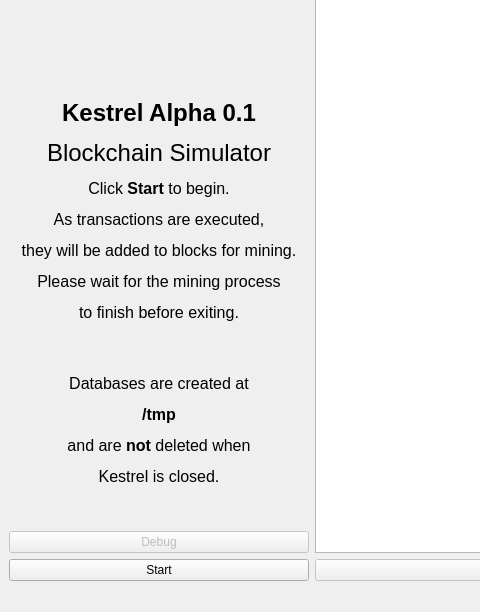
Qt form kestrel.ui (h7-v/kestrel) before a commit; both pictures show x 0 to 480 and y 188 to 800 of the 1280 by 800 pixel window.
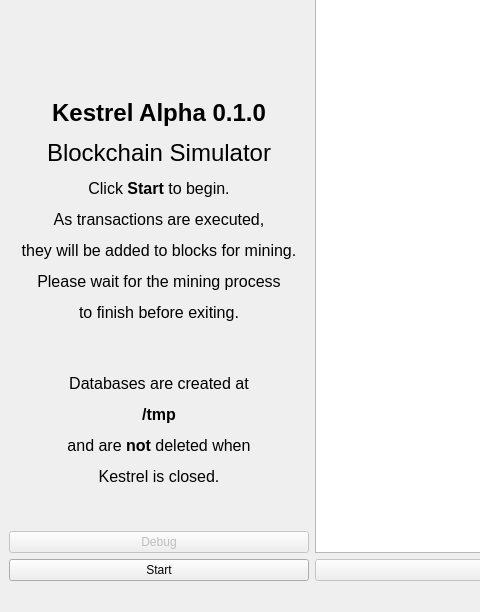
The same form after that commit. Icons and pictures are not drawn.

Diff of the .ui file:
```diff
--- a/kestrel.ui
+++ b/kestrel.ui
@@ -116,7 +116,7 @@
     <item row="3" column="0" rowspan="2">
      <widget class="QLabel" name="label">
       <property name="text">
-       <string>&lt;html&gt;&lt;head/&gt;&lt;body&gt;&lt;p&gt;&lt;span style=&quot; font-size:18pt; font-weight:600;&quot;&gt;Kestrel Alpha 0.1&lt;/span&gt;&lt;/p&gt;&lt;p&gt;&lt;span style=&quot; font-size:18pt;&quot;&gt;Blockchain Simulator&lt;/span&gt;&lt;/p&gt;&lt;p&gt;&lt;span style=&quot; font-size:12pt;&quot;&gt;Click &lt;/span&gt;&lt;span style=&quot; font-size:12pt; font-weight:600;&quot;&gt;Start&lt;/span&gt;&lt;span style=&quot; font-size:12pt;&quot;&gt; to begin.&lt;/span&gt;&lt;/p&gt;&lt;p&gt;&lt;span style=&quot; font-size:12pt;&quot;&gt;As transactions are executed,&lt;/span&gt;&lt;/p&gt;&lt;p&gt;&lt;span style=&quot; font-size:12pt;&quot;&gt;they will be added to blocks for mining.&lt;/span&gt;&lt;/p&gt;&lt;p&gt;&lt;span style=&quot; font-size:12pt;&quot;&gt;Please wait for the mining process&lt;/span&gt;&lt;/p&gt;&lt;p&gt;&lt;span style=&quot; font-size:12pt;&quot;&gt;to finish before exiting.&lt;/span&gt;&lt;/p&gt;&lt;p&gt;&lt;br/&gt;&lt;/p&gt;&lt;p&gt;&lt;span style=&quot; font-size:12pt;&quot;&gt;Databases are created at&lt;/span&gt;&lt;/p&gt;&lt;p&gt;&lt;span style=&quot; font-size:12pt; font-weight:600;&quot;&gt;/tmp&lt;/span&gt;&lt;/p&gt;&lt;p&gt;&lt;span style=&quot; font-size:12pt;&quot;&gt;and are &lt;/span&gt;&lt;span style=&quot; font-size:12pt; font-weight:600;&quot;&gt;not&lt;/span&gt;&lt;span style=&quot; font-size:12pt;&quot;&gt; deleted when&lt;/span&gt;&lt;/p&gt;&lt;p&gt;&lt;span style=&quot; font-size:12pt;&quot;&gt;Kestrel is closed.&lt;/span&gt;&lt;/p&gt;&lt;/body&gt;&lt;/html&gt;</string>
+       <string>&lt;html&gt;&lt;head/&gt;&lt;body&gt;&lt;p&gt;&lt;span style=&quot; font-size:18pt; font-weight:600;&quot;&gt;Kestrel Alpha 0.1.0&lt;/span&gt;&lt;/p&gt;&lt;p&gt;&lt;span style=&quot; font-size:18pt;&quot;&gt;Blockchain Simulator&lt;/span&gt;&lt;/p&gt;&lt;p&gt;&lt;span style=&quot; font-size:12pt;&quot;&gt;Click &lt;/span&gt;&lt;span style=&quot; font-size:12pt; font-weight:600;&quot;&gt;Start&lt;/span&gt;&lt;span style=&quot; font-size:12pt;&quot;&gt; to begin.&lt;/span&gt;&lt;/p&gt;&lt;p&gt;&lt;span style=&quot; font-size:12pt;&quot;&gt;As transactions are executed,&lt;/span&gt;&lt;/p&gt;&lt;p&gt;&lt;span style=&quot; font-size:12pt;&quot;&gt;they will be added to blocks for mining.&lt;/span&gt;&lt;/p&gt;&lt;p&gt;&lt;span style=&quot; font-size:12pt;&quot;&gt;Please wait for the mining process&lt;/span&gt;&lt;/p&gt;&lt;p&gt;&lt;span style=&quot; font-size:12pt;&quot;&gt;to finish before exiting.&lt;/span&gt;&lt;/p&gt;&lt;p&gt;&lt;br/&gt;&lt;/p&gt;&lt;p&gt;&lt;span style=&quot; font-size:12pt;&quot;&gt;Databases are created at&lt;/span&gt;&lt;/p&gt;&lt;p&gt;&lt;span style=&quot; font-size:12pt; font-weight:600;&quot;&gt;/tmp&lt;/span&gt;&lt;/p&gt;&lt;p&gt;&lt;span style=&quot; font-size:12pt;&quot;&gt;and are &lt;/span&gt;&lt;span style=&quot; font-size:12pt; font-weight:600;&quot;&gt;not&lt;/span&gt;&lt;span style=&quot; font-size:12pt;&quot;&gt; deleted when&lt;/span&gt;&lt;/p&gt;&lt;p&gt;&lt;span style=&quot; font-size:12pt;&quot;&gt;Kestrel is closed.&lt;/span&gt;&lt;/p&gt;&lt;/body&gt;&lt;/html&gt;</string>
       </property>
       <property name="alignment">
        <set>Qt::AlignCenter</set>
```
Left out of the diff: 4 changed lines with no effect on the pictures.
